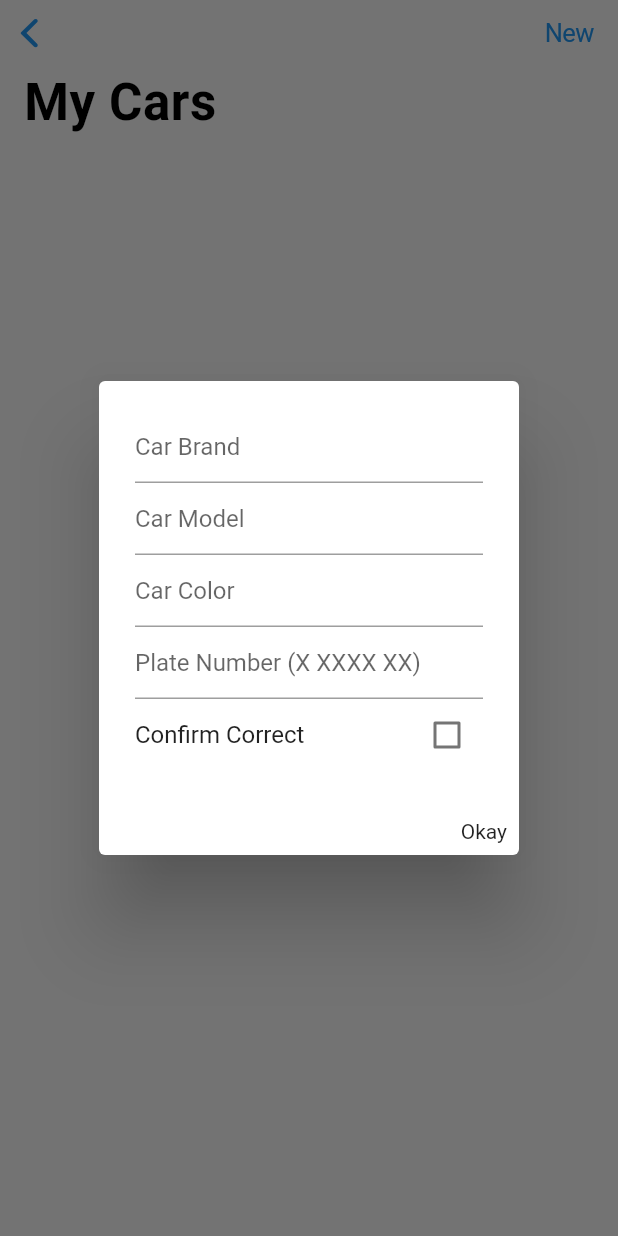
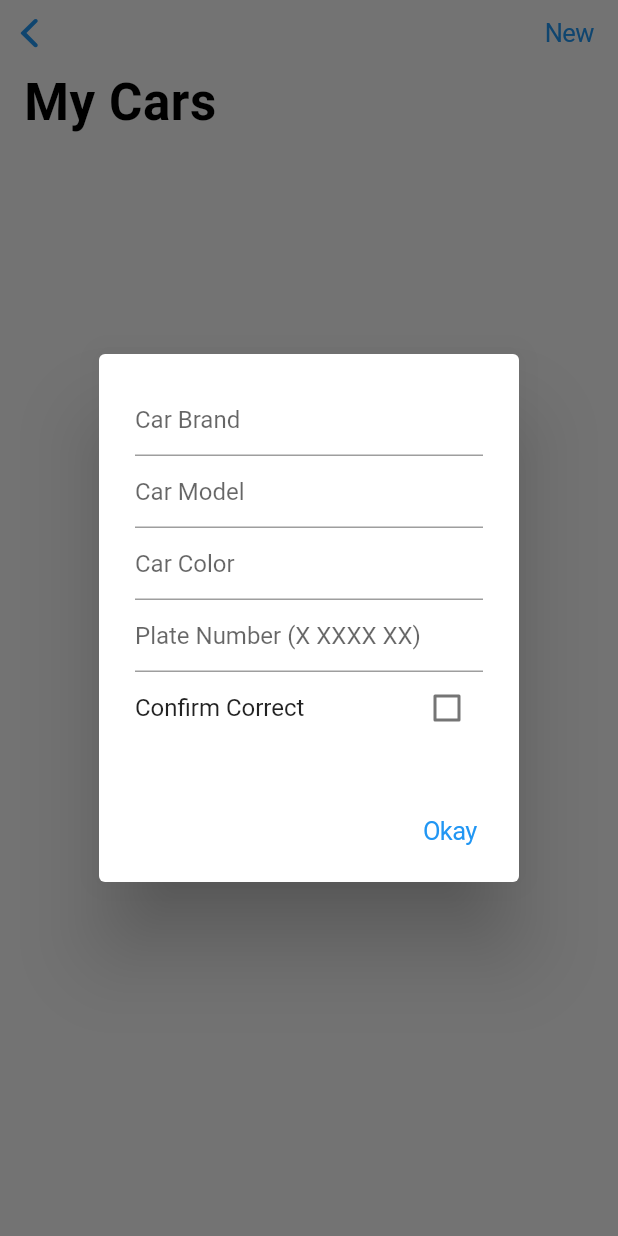
Before and after one commit to kennantz/eval, a Flutter app: the ListCarPage screen opened directly, after a tap on "New", on a phone screen of 412 x 824 dp. Run offline on Flutter 3.47's test engine with Material 2 defaults, Android fonts, the phone set to English and light mode, and no system bars; our stand-ins replace cloud_firestore, equatable, firebase_auth, firebase_core, fluttertoast; missing offline and left inert: barcode_scan; accounts and stored records are empty.

```diff
--- a/lib/ui/pages/tabs/listCarPage.dart
+++ b/lib/ui/pages/tabs/listCarPage.dart
@@ -20,7 +20,13 @@ class _ListCarPageState extends State<ListCarPage> {
     return await showDialog(
         context: context,
         builder: (context) {
-          final TextEditingController _textEditingController =
+          final TextEditingController _textCarBrandController =
+              TextEditingController();
+          final TextEditingController _textCarModelController =
+              TextEditingController();
+          final TextEditingController _textCarColorController =
+              TextEditingController();
+          final TextEditingController _textCarPlateNumberController =
               TextEditingController();
           bool isChecked = false;
           return StatefulBuilder(builder: (context, setState) {
@@ -31,32 +37,33 @@ class _ListCarPageState extends State<ListCarPage> {
                   mainAxisSize: MainAxisSize.min,
                   children: [
                     TextFormField(
-                      controller: _textEditingController,
+                      controller: _textCarBrandController,
                       validator: (value) {
                         return value.isNotEmpty ? null : "Invalid Field";
                       },
                       decoration: InputDecoration(hintText: "Car Brand"),
                     ),
-                     TextFormField(
-                      controller: _textEditingController,
+                    TextFormField(
+                      controller: _textCarModelController,
                       validator: (value) {
                         return value.isNotEmpty ? null : "Invalid Field";
                       },
                       decoration: InputDecoration(hintText: "Car Model"),
                     ),
-                     TextFormField(
-                      controller: _textEditingController,
+                    TextFormField(
+                      controller: _textCarColorController,
                       validator: (value) {
                         return value.isNotEmpty ? null : "Invalid Field";
                       },
                       decoration: InputDecoration(hintText: "Car Color"),
                     ),
                     TextFormField(
-                      controller: _textEditingController,
+                      controller: _textCarPlateNumberController,
                       validator: (value) {
                         return value.isNotEmpty ? null : "Invalid Field";
                       },
-                      decoration: InputDecoration(hintText: "Plate Number (X XXXX XX)"),
+                      decoration:
+                          InputDecoration(hintText: "Plate Number (X XXXX XX)"),
                     ),
                     Row(
                       mainAxisAlignment: MainAxisAlignment.spaceBetween,
@@ -76,7 +83,7 @@ class _ListCarPageState extends State<ListCarPage> {
               ),
               actions: <Widget>[
                 GestureDetector(
-                  child: Text("Okay"),
+                  child: CupertinoButton(child: Text("Okay", style: TextStyle(color: Colors.blue))),
                   onTap: () {
                     if (_formKey.currentState.validate()) {
                       Navigator.of(context).pop();
```
